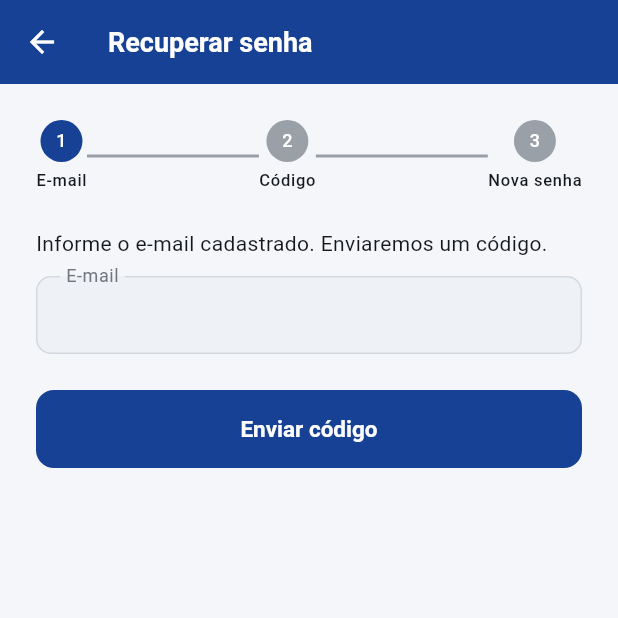
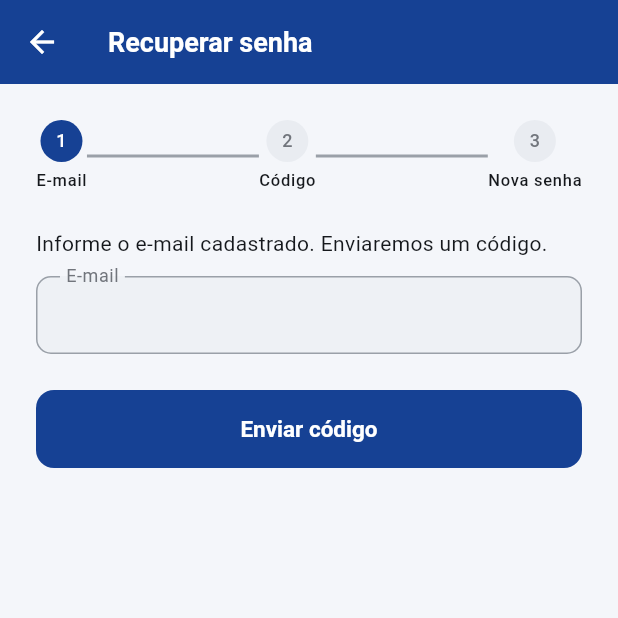
Before and after one commit to matheusgmello/gestao-riscos-mobile, a Flutter app: the screen it shows after launch, after a tap on "Esqueci minha senha", on a phone screen of 412 x 824 dp, the top half of it. Run offline on Flutter 3.47's test engine with Material 3 defaults, Android fonts, the light colour scheme and no system bars; our stand-ins replace connectivity_plus, dio, fl_chart, flutter_dotenv, flutter_secure_storage, go_router and 2 more; accounts and stored records are empty; network calls fail.

Commit message:
fix(mobile): correções do audit de tema — contraste e cobertura de paleta
- ColorScheme derivado por fromSeed(azul UFSM) + copyWith: cobre os papéis
  antes deixados no baseline do Material (indicador da NavigationBar,
  containers secundários).
- Spinners dos botões usam onPrimary em vez de branco fixo (invisíveis no
  tema escuro, onde o botão é azul-claro).
- Badge de nível e células da matriz escolhem texto claro/escuro pelo
  contraste da cor da faixa (o âmbar 'Moderado' pedia texto escuro).
- Card de risco prioritário do dashboard reusa NivelBadge.
- AppBar do tema escuro usa surfaceContainer e ganha elevação ao rolar.
- Aliases legados de AppColors marcados como @Deprecated.
- Preferência de tema grava/lê de forma assíncrona.

```diff
--- a/mobile/lib/core/app_colors.dart
+++ b/mobile/lib/core/app_colors.dart
@@ -47,24 +47,30 @@ class AppColors {
   static const darkOutline = Color(0xFF60646C);
   static const darkContainerAlt = Color(0xFF262931);
 
-  // --- Legado (telas ainda usam) — mapeadas ao tema claro ---
-  static const background = lightBackground;
-  static const surface = lightSurface;
+  // --- Legado: só tema claro. Em código novo use Theme.of(context).colorScheme.
+  @Deprecated('use colorScheme.surface') static const background = lightBackground;
+  @Deprecated('use colorScheme.surface') static const surface = lightSurface;
+  @Deprecated('use colorScheme.primaryContainer')
   static const primarySurface = lightPrimarySurface;
-  static const textPrimary = lightTextPrimary;
+  @Deprecated('use colorScheme.onSurface') static const textPrimary = lightTextPrimary;
+  @Deprecated('use colorScheme.onSurfaceVariant')
   static const textSecondary = lightTextSecondary;
+  @Deprecated('use colorScheme.onSurfaceVariant')
   static const textMuted = lightTextMuted;
-  static const textHint = Color(0xFF9A9DA1);
-  static const border = lightBorder;
-  static const fieldBg = lightField;
+  @Deprecated('use colorScheme.onSurfaceVariant') static const textHint = Color(0xFF9A9DA1);
+  @Deprecated('use colorScheme.outline') static const border = lightBorder;
+  @Deprecated('use inputDecorationTheme') static const fieldBg = lightField;
+  @Deprecated('use colorScheme.surfaceContainerHighest')
   static const grey100 = lightContainerAlt;
-  static const grey200 = lightBorder;
-  static const grey400 = lightOutline;
+  @Deprecated('use colorScheme.outline') static const grey200 = lightBorder;
+  @Deprecated('use colorScheme.outline') static const grey400 = lightOutline;
 
   static const error = Color(0xFFBA1A1A);
   static const errorSurface = Color(0xFFF9DEDC);
 
-  // --- Faixas de nível de risco (iguais nos dois temas) ---
+  // --- Faixas de nível de risco (iguais nos dois temas). Codificam dado, não
+  // marca — constantes de propósito. Para texto sobre elas use
+  // ThemeData.estimateBrightnessForColor (o âmbar pede texto escuro).
   static const nivelBaixo = Color(0xFF2E7D32);
   static const nivelModerado = Color(0xFFF9A825);
   static const nivelAlto = Color(0xFFEF6C00);
--- a/mobile/lib/core/app_theme.dart
+++ b/mobile/lib/core/app_theme.dart
@@ -3,78 +3,68 @@ import 'package:flutter/material.dart';
 import 'app_colors.dart';
 
 class AppTheme {
-  static ThemeData get light => _build(
-    scheme: const ColorScheme(
+  static ThemeData get light => _build(_schemeLight, Brightness.light);
+  static ThemeData get dark => _build(_schemeDark, Brightness.dark);
+
+  /// Deriva a paleta inteira (containers, tons, superfícies) do azul UFSM e
+  /// só sobrescreve os papéis que a identidade fixa.
+  static final _schemeLight =
+      ColorScheme.fromSeed(
+        seedColor: AppColors.ufsmAzul,
         brightness: Brightness.light,
+      ).copyWith(
         primary: AppColors.ufsmAzul,
         onPrimary: Colors.white,
         primaryContainer: AppColors.lightPrimarySurface,
         onPrimaryContainer: AppColors.lightOnPrimarySurface,
-      secondary: AppColors.ufsmAzulClaro,
-      onSecondary: Colors.white,
-      error: AppColors.error,
-      onError: Colors.white,
+        secondaryContainer: AppColors.lightPrimarySurface,
+        onSecondaryContainer: AppColors.lightOnPrimarySurface,
         surface: AppColors.lightSurface,
         onSurface: AppColors.lightTextPrimary,
         onSurfaceVariant: AppColors.lightTextMuted,
         outline: AppColors.lightOutline,
         surfaceContainerHighest: AppColors.lightContainerAlt,
-    ),
-    background: AppColors.lightBackground,
-    field: AppColors.lightField,
-    border: AppColors.lightBorder,
-    cardBorder: AppColors.lightContainerAlt,
+        error: AppColors.error,
+        onError: Colors.white,
       );
 
-  static ThemeData get dark => _build(
-    scheme: const ColorScheme(
+  static final _schemeDark =
+      ColorScheme.fromSeed(
+        seedColor: AppColors.ufsmAzul,
         brightness: Brightness.dark,
+      ).copyWith(
         primary: AppColors.darkPrimary,
         onPrimary: AppColors.ufsmAzulEscuro,
         primaryContainer: AppColors.darkPrimarySurface,
         onPrimaryContainer: AppColors.darkOnPrimarySurface,
-      secondary: AppColors.darkPrimary,
-      onSecondary: AppColors.ufsmAzulEscuro,
-      error: Color(0xFFFFB4AB),
-      onError: Color(0xFF690005),
+        secondaryContainer: AppColors.darkPrimarySurface,
+        onSecondaryContainer: AppColors.darkOnPrimarySurface,
         surface: AppColors.darkSurface,
         onSurface: AppColors.darkTextPrimary,
         onSurfaceVariant: AppColors.darkTextMuted,
         outline: AppColors.darkOutline,
         surfaceContainerHighest: AppColors.darkContainerAlt,
-    ),
-    background: AppColors.darkBackground,
-    field: AppColors.darkField,
-    border: AppColors.darkBorder,
-    cardBorder: AppColors.darkBorder,
       );
 
-  static ThemeData _build({
-    required ColorScheme scheme,
-    required Color background,
-    required Color field,
-    required Color border,
-    required Color cardBorder,
-  }) {
-    final onPrimaryAppBar = scheme.brightness == Brightness.light
-        ? Colors.white
-        : scheme.onSurface;
-    final appBarBg = scheme.brightness == Brightness.light
-        ? AppColors.ufsmAzul
-        : scheme.surface;
+  static ThemeData _build(ColorScheme scheme, Brightness brightness) {
+    final claro = brightness == Brightness.light;
+    final appBarBg = claro ? AppColors.ufsmAzul : scheme.surfaceContainer;
+    final appBarFg = claro ? Colors.white : scheme.onSurface;
 
     return ThemeData(
       useMaterial3: true,
       colorScheme: scheme,
-      scaffoldBackgroundColor: background,
+      scaffoldBackgroundColor: claro
+          ? AppColors.lightBackground
+          : AppColors.darkBackground,
       appBarTheme: AppBarTheme(
         backgroundColor: appBarBg,
-        foregroundColor: onPrimaryAppBar,
+        foregroundColor: appBarFg,
         elevation: 0,
-        scrolledUnderElevation: 0,
+        scrolledUnderElevation: claro ? 0 : 2,
         centerTitle: false,
         titleTextStyle: TextStyle(
-          color: onPrimaryAppBar,
+          color: appBarFg,
           fontSize: 18,
           fontWeight: FontWeight.bold,
         ),
@@ -94,7 +84,7 @@ class AppTheme {
       ),
       inputDecorationTheme: InputDecorationTheme(
         filled: true,
-        fillColor: field,
+        fillColor: claro ? AppColors.lightField : AppColors.darkField,
         alignLabelWithHint: true,
         floatingLabelBehavior: FloatingLabelBehavior.always,
         contentPadding: const EdgeInsets.symmetric(
@@ -103,11 +93,11 @@ class AppTheme {
         ),
         border: OutlineInputBorder(
           borderRadius: BorderRadius.circular(10),
-          borderSide: BorderSide(color: border),
+          borderSide: BorderSide(color: scheme.outline),
         ),
         enabledBorder: OutlineInputBorder(
           borderRadius: BorderRadius.circular(10),
-          borderSide: BorderSide(color: border),
+          borderSide: BorderSide(color: scheme.outline),
         ),
         focusedBorder: OutlineInputBorder(
           borderRadius: BorderRadius.circular(10),
@@ -119,7 +109,9 @@ class AppTheme {
         elevation: 0,
         shape: RoundedRectangleBorder(
           borderRadius: BorderRadius.circular(16),
-          side: BorderSide(color: cardBorder),
+          side: BorderSide(
+            color: claro ? AppColors.lightContainerAlt : AppColors.darkBorder,
+          ),
         ),
         margin: EdgeInsets.zero,
       ),
--- a/mobile/lib/core/preferencias.dart
+++ b/mobile/lib/core/preferencias.dart
@@ -20,8 +20,8 @@ class Preferencias {
   static Future<void> carregar() async {
     try {
       final f = await _arquivo();
-      if (!f.existsSync()) return;
-      tema.value = ThemeMode.values.byName(f.readAsStringSync().trim());
+      if (!await f.exists()) return;
+      tema.value = ThemeMode.values.byName((await f.readAsString()).trim());
     } catch (_) {
       // mantém o padrão (sistema)
     }
@@ -30,7 +30,7 @@ class Preferencias {
   static Future<void> definirTema(ThemeMode modo) async {
     tema.value = modo;
     try {
-      (await _arquivo()).writeAsStringSync(modo.name);
+      await (await _arquivo()).writeAsString(modo.name);
     } catch (_) {}
   }
 }
--- a/mobile/lib/features/auth/login_screen.dart
+++ b/mobile/lib/features/auth/login_screen.dart
@@ -96,12 +96,12 @@ class _LoginScreenState extends State<LoginScreen> {
                   ElevatedButton(
                     onPressed: _carregando ? null : _entrar,
                     child: _carregando
-                        ? const SizedBox(
+                        ? SizedBox(
                             height: 20,
                             width: 20,
                             child: CircularProgressIndicator(
                               strokeWidth: 2,
-                              color: Colors.white,
+                              color: Theme.of(context).colorScheme.onPrimary,
                             ),
                           )
                         : const Text('Entrar'),
--- a/mobile/lib/features/auth/recuperar_senha_screen.dart
+++ b/mobile/lib/features/auth/recuperar_senha_screen.dart
@@ -133,12 +133,12 @@ class _RecuperarSenhaScreenState extends State<RecuperarSenhaScreen> {
               ElevatedButton(
                 onPressed: _carregando ? null : _acaoEtapa,
                 child: _carregando
-                    ? const SizedBox(
+                    ? SizedBox(
                         height: 20,
                         width: 20,
                         child: CircularProgressIndicator(
                           strokeWidth: 2,
-                          color: Colors.white,
+                          color: Theme.of(context).colorScheme.onPrimary,
                         ),
                       )
                     : Text(_rotuloBotao()),
@@ -183,10 +183,15 @@ class _RecuperarSenhaScreenState extends State<RecuperarSenhaScreen> {
                 radius: 14,
                 backgroundColor: p <= i
                     ? Theme.of(context).colorScheme.primary
-                    : Theme.of(context).dividerColor,
+                    : Theme.of(context).colorScheme.surfaceContainerHighest,
                 child: Text(
                   '${p + 1}',
-                  style: const TextStyle(color: Colors.white, fontSize: 12),
+                  style: TextStyle(
+                    color: p <= i
+                        ? Theme.of(context).colorScheme.onPrimary
+                        : Theme.of(context).colorScheme.onSurfaceVariant,
+                    fontSize: 12,
+                  ),
                 ),
               ),
               const SizedBox(height: 4),
--- a/mobile/lib/features/monitoramentos/monitoramento_form_screen.dart
+++ b/mobile/lib/features/monitoramentos/monitoramento_form_screen.dart
@@ -93,12 +93,12 @@ class _MonitoramentoFormScreenState extends State<MonitoramentoFormScreen> {
           child: FilledButton(
             onPressed: _salvando ? null : _salvar,
             child: _salvando
-                ? const SizedBox(
+                ? SizedBox(
                     height: 20,
                     width: 20,
                     child: CircularProgressIndicator(
                       strokeWidth: 2,
-                      color: Colors.white,
+                      color: Theme.of(context).colorScheme.onPrimary,
                     ),
                   )
                 : Text(_edicao ? 'Salvar' : 'Criar'),
--- a/mobile/lib/features/planos_acao/plano_acao_form_screen.dart
+++ b/mobile/lib/features/planos_acao/plano_acao_form_screen.dart
@@ -131,12 +131,12 @@ class _PlanoAcaoFormScreenState extends State<PlanoAcaoFormScreen> {
           child: FilledButton(
             onPressed: _salvando ? null : _salvar,
             child: _salvando
-                ? const SizedBox(
+                ? SizedBox(
                     height: 20,
                     width: 20,
                     child: CircularProgressIndicator(
                       strokeWidth: 2,
-                      color: Colors.white,
+                      color: Theme.of(context).colorScheme.onPrimary,
                     ),
                   )
                 : Text(_edicao ? 'Salvar' : 'Criar'),
--- a/mobile/lib/features/riscos/risco_form_screen.dart
+++ b/mobile/lib/features/riscos/risco_form_screen.dart
@@ -171,12 +171,12 @@ class _RiscoFormScreenState extends State<RiscoFormScreen> {
                 child: FilledButton(
                   onPressed: _salvando ? null : _salvar,
                   child: _salvando
-                      ? const SizedBox(
+                      ? SizedBox(
                           height: 20,
                           width: 20,
                           child: CircularProgressIndicator(
                             strokeWidth: 2,
-                            color: Colors.white,
+                            color: Theme.of(context).colorScheme.onPrimary,
                           ),
                         )
                       : Text(_edicao ? 'Salvar' : 'Criar risco'),
```
Also changed, not shown: mobile/lib/features/dashboard/dashboard_screen.dart (+2 -19 lines), mobile/lib/widgets/matriz_risco.dart (+6 -2 lines), mobile/lib/widgets/nivel_badge.dart (+6 -1 lines). Lines whose indentation alone changed are shown as unchanged.
